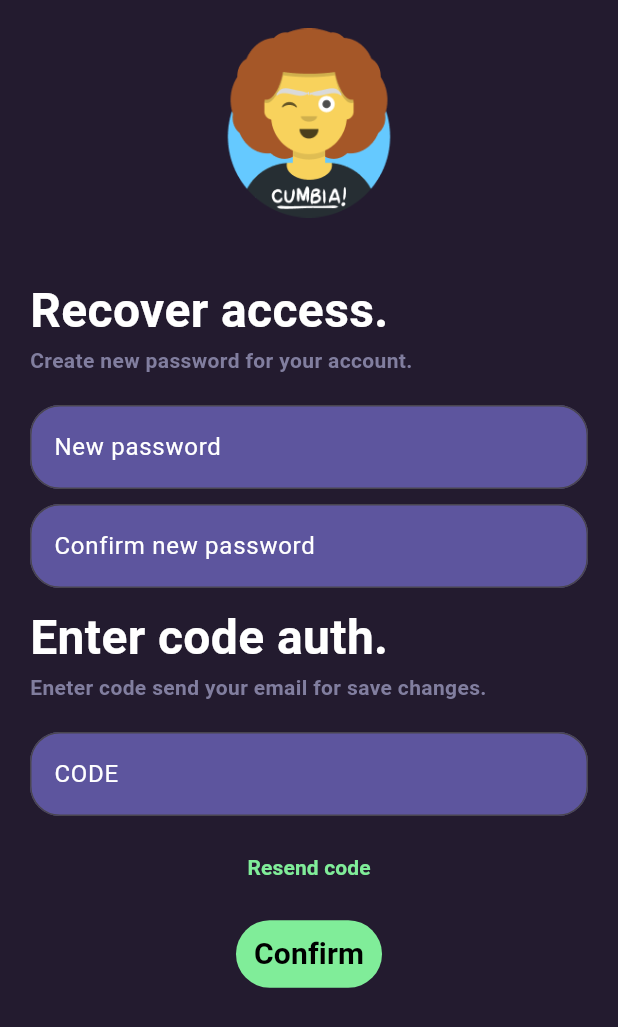
After one commit to AndySSantos/safFrontend, a Flutter app: the ChangePasswordPage screen opened by its route, after a tap on "Resend code", on a phone screen of 412 x 824 dp. The commit adds this screen. Shown: the top 1027 px of the screen. Run offline on Flutter 3.47's test engine with Material 3 defaults, Android fonts, the phone set to English and light mode, and no system bars; our stand-ins replace flutter_easyloading, get, get_storage; missing offline and left inert: dart:js_util; accounts and stored records are empty; network calls fail; Roboto replaces fonts that are missing (Georgia).

Commit message:
HU-07 frontend terminado

```diff
--- /dev/null
+++ b/lib/app/controllers/change_password_controller.dart
@@ -0,0 +1,111 @@
+import 'package:flutter/material.dart';
+import 'package:get/get.dart';
+import 'package:flutter_easyloading/flutter_easyloading.dart';
+import 'package:get_storage/get_storage.dart';
+import 'package:safuami/app/data/model/error_handler.dart';
+import 'package:safuami/app/data/model/token.dart';
+import 'package:safuami/app/data/repository/login_repository.dart';
+import 'package:safuami/app/routes/pages.dart';
+import 'package:safuami/app/ui/utils/style_utils.dart';
+
+
+class ChangePasswordController extends GetxController {
+
+  final box = GetStorage();
+  // Obtener la altura y el ancho del dispositivo
+  double deviceWidth = 0.0;
+  double deviceHeight = 0.0;
+  int headerHeight = 0; //? (deviceHeight * 0.3).floor();
+  int sectionHeight = 0; //? (deviceHeight * 0.6).floor();
+  int footerHeight = 0; //? (deviceHeight * 0.1).floor();
+
+  TextEditingController passCnt = TextEditingController();
+  TextEditingController confirmPassCnt = TextEditingController();
+  TextEditingController code = TextEditingController();
+
+  LoginRepository repository = LoginRepository();
+
+  @override
+  void onReady() {
+    //fetchApi();
+    //invoqueRepository();
+    super.onReady();
+  }
+
+  ChangePasswordController(Size sizeMobil) {
+    deviceWidth = sizeMobil.width;
+    deviceHeight = sizeMobil.height;
+    headerHeight = (deviceHeight * 0.20).floor();
+    sectionHeight = (deviceHeight * 0.8).floor();
+    footerHeight = (deviceHeight * 0.1).floor();
+  }
+
+  void ChangePasswordRequest(){
+    /**
+     * application logic:
+     * 1. Form fields not empty
+     * 2. Password fields with equal values
+     * 3. The server is requested to change the password, depending on the response, a success or failure message is displayed.
+     */
+    //? 1
+    if (code.text.isEmpty || passCnt.text.isEmpty || confirmPassCnt.text.isEmpty){
+      EasyLoading.showError('Complete los campos para continuar');
+      return;
+    }
+
+    //? 2
+    if(passCnt.text!=confirmPassCnt.text){
+      EasyLoading.showError('Contraseñas distintas');
+      return;
+    }
+
+    //? 3
+    invoqueRepository();
+
+  }
+
+
+  invoqueRepository() async{
+    final userId = box.read('token');
+
+    final body = await repository.patchChangePassword(userId: userId, code: code.text, password: passCnt.text);
+
+    //error handler
+    if (body is ErrorHandler) {
+      if (body.code == 204){
+        Get.close(1);
+        EasyLoading.showSuccess("Contraseña actualizada");
+      }
+      else{
+        EasyLoading.showError(body.message);
+      }
+    }else{
+      EasyLoading.showError("Server error");
+    }
+
+  }
+
+  ResendCode() async{
+    final userId = box.read('token');
+    print(userId);
+    final body = await repository.postChangePassword(userId: userId);
+
+    //error handler
+    if (body is ErrorHandler) {
+
+      EasyLoading.showError(body.message);
+    }
+    else if(body is Token){
+      //* Save token
+      _saveToken(body);
+      EasyLoading.showSuccess('Your code has been send');
+
+    }else{
+      EasyLoading.showError("Server error");
+    }
+
+  }
+  void _saveToken(Token token) {
+    box.write('token', token.userId);
+  }
+}
--- a/lib/app/controllers/login_controller.dart
+++ b/lib/app/controllers/login_controller.dart
@@ -79,4 +79,8 @@ class LoginController extends GetxController {
     box.write('token', token.userId);
   }
 
+  void ForgotPassword(){
+    Get.toNamed(Routes.FORGOT_PASSWORD);
+  }
+
 }
--- a/lib/app/controllers/profile_controller.dart
+++ b/lib/app/controllers/profile_controller.dart
@@ -58,9 +58,10 @@ class ProfileController extends GetxController {
       if (!condition) {
         invoqueRepository();
         Get.close(1);
+        return;
       }
 
-      //EasyLoading.showInfo('Guardando cambios');
+      EasyLoading.showInfo('Guardando cambios');
       //Get.toNamed(Routes.HOME);
       Get.close(1);
     }
--- a/lib/app/data/provider/login_provider.dart
+++ b/lib/app/data/provider/login_provider.dart
@@ -3,7 +3,7 @@ import 'package:get/get.dart';
 import 'package:get_storage/get_storage.dart';
 import 'package:safuami/app/data/model/user/credentials.dart';
 
-const baseUrl = 'http://10.0.2.2:8000'; //'http://127.0.0.1:8000'; //endpoint
+const baseUrl = 'http://127.0.0.1:8000';//'http://10.0.2.2:8000'; //'http://127.0.0.1:8000'; //endpoint
 
 class LoginProvider extends GetConnect {
   Future<Response> getResponseServer() async {
@@ -46,6 +46,12 @@ class LoginProvider extends GetConnect {
 
   Future<Response> getProfile({required String userId}) =>
       get('$baseUrl/users/$userId');
+
+  Future<Response> postForgotPassword({required String email}) => post('$baseUrl/forgotPassword',{'email':email});
+
+  Future<Response> patchChangePassword({required String password, required String code, required String userId}) => patch('$baseUrl/users/$userId',{'code':code,'password':password});
+
+
   /**
    * {
   "currentPassword": "panda35",
--- a/lib/app/data/repository/login_repository.dart
+++ b/lib/app/data/repository/login_repository.dart
@@ -137,6 +137,62 @@ class LoginRepository {
     }
   }
 
+  Future<Object> postForgotPassword(
+      {required String email}) async {
+    try {
+      final raw = await loginProvider.postForgotPassword(email: email);
+      final data = raw.body;
+
+      // Verificar el contenido de 'data' y manejar excepciones según los casos
+      if (data.containsKey('token')) {
+        return Token.fromJson(data);
+      } else if (data.containsKey('message') && data.containsKey('code')) {
+        return ErrorHandler.fromJson(data);
+      } else {
+        throw CustomException('Respuesta inesperada del servidor');
+      }
+    } catch (e) {
+      throw CustomException('Error de conexión');
+    }
+  }
+
+  Future<Object> patchChangePassword(
+      {required String userId, required String code, required String password}) async {
+    try {
+      final raw = await loginProvider.patchChangePassword(password: password, code: code, userId: userId);
+      final data = raw.body;
+
+      // Verificar el contenido de 'data' y manejar excepciones según los casos
+      if (data.containsKey('message') && data.containsKey('code')) {
+        return ErrorHandler.fromJson(data);
+      } else {
+        throw CustomException('Respuesta inesperada del servidor');
+      }
+    } catch (e) {
+      throw CustomException('Error de conexión');
+    }
+  }
+
+    Future<Object> postChangePassword(
+      {required String userId}) async {
+    try {
+      final raw = await loginProvider.postForgotPassword(email: userId);
+      final data = raw.body;
+      // Verificar el contenido de 'data' y manejar excepciones según los casos
+      if (data.containsKey('token')) {
+        return Token.fromJson(data);
+      } else if (data.containsKey('message') && data.containsKey('code')) {
+        return ErrorHandler.fromJson(data);
+      } else {
+        throw CustomException('Respuesta inesperada del servidor');
+      }
+    } catch (e) {
+      throw CustomException('Error de conexión');
+    }
+  }
+
+
+
   /*
   final MyApi api;
 
--- a/lib/app/routes/pages.dart
+++ b/lib/app/routes/pages.dart
@@ -1,5 +1,7 @@
 import 'package:get/get.dart';
 import 'package:safuami/app/ui/pages/home/home_page.dart';
+import 'package:safuami/app/ui/pages/login/change_password_page.dart';
+import 'package:safuami/app/ui/pages/login/forgot_password_page.dart';
 import 'package:safuami/app/ui/pages/login/login_page.dart';
 import 'package:safuami/app/ui/pages/profile/profile_page.dart';
 import 'package:safuami/app/ui/pages/signin/check_page.dart';
@@ -16,6 +18,8 @@ abstract class AppPages {
     GetPage(name: Routes.SIGNIN, page:()=> SigninPage(),),
     GetPage(name: Routes.CHECK, page:()=> CheckPage(),),
     GetPage(name: Routes.PROFILE, page:()=> ProfilePage(),),
+    GetPage(name: Routes.FORGOT_PASSWORD, page:()=> ForgotPasswordPage(),),
+    GetPage(name: Routes.CHANGE_PASSWORD, page:()=> ChangePasswordPage(),),
 
   ];
 }
--- a/lib/app/routes/routes.dart
+++ b/lib/app/routes/routes.dart
@@ -7,6 +7,8 @@ abstract class Routes{
   static const SIGNIN = '/signin';
   static const CHECK = '/check';
   static const PROFILE = '/profile';
+  static const CHANGE_PASSWORD = '/change_password';
+  static const FORGOT_PASSWORD = '/forgot_password';
 
 
 }
--- /dev/null
+++ b/lib/app/ui/pages/login/change_password_page.dart
@@ -0,0 +1,208 @@
+import 'package:flutter/material.dart';
+import 'package:get/get.dart';
+import 'package:safuami/app/controllers/change_password_controller.dart';
+import 'package:safuami/app/ui/utils/style_utils.dart';
+
+import 'package:flutter/material.dart';
+import 'package:get/get.dart';
+
+class ChangePasswordPage extends GetView<ChangePasswordController> {
+  @override
+  Widget build(BuildContext context) {
+    // Obtener el tamaño de la pantalla del dispositivo
+    Size screenSize = MediaQuery.of(context).size;
+    return Scaffold(
+      //appBar: AppBar(title: Text('ChangePasswordPage')),
+
+      body: SafeArea(
+        child: GetBuilder<ChangePasswordController>(
+          init: ChangePasswordController(screenSize),
+          builder: (changePasswordCtrl) {
+            return Container(
+              constraints: BoxConstraints.expand(),
+              child: Column(
+                children: [
+                  //*Header
+                  Container(
+                    //padding: const EdgeInsets.all(20),
+                    constraints: BoxConstraints.expand(
+                        height: changePasswordCtrl.headerHeight.toDouble()),
+                    //color:ACC_DENIED,
+                    child: Column(
+                      mainAxisAlignment: MainAxisAlignment.center,
+                      children: [
+                        SizedBox(
+                          child: Image.asset('assets/images/person6.png',),
+                          height: changePasswordCtrl.headerHeight/1.3,
+                          width: changePasswordCtrl.headerHeight/1.3,
+                        ),
+                      ],
+                    ),
+                  ),
+                  //*Section
+                  Container(
+                    padding: const EdgeInsets.all(20),
+                    constraints: BoxConstraints.expand(
+                        height: changePasswordCtrl.sectionHeight.toDouble()),
+                    //color: ACC_PROS,
+                    child: Column(
+                      crossAxisAlignment: CrossAxisAlignment.start,
+                      children: [
+                        const Text(
+                          'Recover access.',
+                          style: TextStyle(
+                              color: UNNOTICED,
+                              fontSize: H1,
+                              fontWeight: FontWeight.bold),
+                        ),
+                        const Text(
+                          'Create new password for your account.',
+                          style: TextStyle(
+                              color: PRIMARY, fontWeight: FontWeight.bold),
+                        ),
+                        const SizedBox(
+                          height: 20,
+                        ),
+
+                        //*Input new password
+                        TextField(
+                          controller: changePasswordCtrl.passCnt,
+                          obscureText: true,
+                          decoration: InputDecoration(
+                            labelText: "New password",
+                            labelStyle: const TextStyle(color: UNNOTICED),
+                            filled: true,
+                            fillColor: FREGISTRY,
+                            //enabledBorder: InputBorder.none,
+                            border: OutlineInputBorder(
+                              borderRadius: BorderRadius.circular(20.0),
+                            ),
+                            //prefixIcon: Image.asset('/assets/images/icon_Mail_.png') ,
+                          ),
+                          style: const TextStyle(color: UNNOTICED),
+                        ),
+                        const SizedBox(
+                          height: 10,
+                        ),
+
+                        //* Input confirmation new password
+                        TextField(
+                          controller: changePasswordCtrl.confirmPassCnt,
+                          obscureText: true,
+                          decoration: InputDecoration(
+                            labelText: "Confirm new password",
+                            labelStyle: const TextStyle(color: UNNOTICED),
+                            filled: true,
+                            fillColor: FREGISTRY,
+                            //enabledBorder: InputBorder.none,
+                            border: OutlineInputBorder(
+                              borderRadius: BorderRadius.circular(20.0),
+                            ),
+                            //prefixIcon: Image.asset('/assets/images/icon_Mail_.png') ,
+                          ),
+                          style: const TextStyle(color: UNNOTICED),
+                        ),
+                        const SizedBox(
+                          height: 10,
+                        ),
+                        const Text(
+                          'Enter code auth.',
+                          style: TextStyle(
+                              color: UNNOTICED,
+                              fontSize: H1,
+                              fontWeight: FontWeight.bold),
+                        ),
+                        const Text(
+                          'Eneter code send your email for save changes.',
+                          style: TextStyle(
+                              color: PRIMARY, fontWeight: FontWeight.bold),
+                        ),
+                        const SizedBox(
+                          height: 20,
+                        ),
+
+                        //*Input code
+                        TextField(
+                          controller: changePasswordCtrl.code,
+                          decoration: InputDecoration(
+                            labelText: "CODE",
+                            labelStyle: const TextStyle(color: UNNOTICED),
+                            filled: true,
+                            fillColor: FREGISTRY,
+                            //enabledBorder: InputBorder.none,
+                            border: OutlineInputBorder(
+                              borderRadius: BorderRadius.circular(20.0),
+                            ),
+                            //prefixIcon: Image.asset('/assets/images/icon_Mail_.png') ,
+                          ),
+                          style: const TextStyle(color: UNNOTICED),
+                        ),
+                        const SizedBox(
+                          height: 10,
+                        ),
+                        //?Button Resend code
+                        Row(
+                          mainAxisAlignment: MainAxisAlignment.center,
+                          children: [
+                            TextButton(
+                              onPressed: () {
+                                changePasswordCtrl.ResendCode();
+                              },
+                              child: const Text(
+                                'Resend code',
+                                style: TextStyle(color: SECONDARY,fontWeight: FontWeight.bold),
+                              ),
+                            ),
+                          ],
+                        ),
+                        const SizedBox(
+                          height: 10,
+                        ),
+                        //?Button change password
+                        Row(
+                          mainAxisAlignment: MainAxisAlignment.center,
+                          children: [
+                            //?Button confirm account
+                            TextButton(
+                              onPressed: () {
+                                changePasswordCtrl.ChangePasswordRequest();
+                              },
+                              style: ButtonStyle(
+                                backgroundColor:
+                                    MaterialStateProperty.all(SECONDARY),
+                              ),
+                              child: const Text(
+                                'Confirm',
+                                style: TextStyle(
+                                  color: NORMAL,
+                                  fontSize: H4,
+                                  fontWeight: FontWeight.bold,
+                                ),
+                              ),
+                            ),
+                          ],
+                        ),
+                        const SizedBox(
+                          height: 10,
+                        ),
+
+                      ],
+                    ),
+                  ),
+                  //*Footer
+                  Expanded(
+                    child: Container(
+                      constraints: BoxConstraints.expand(),
+                      //color: ACC_SUCCESFULL,
+                    ),
+                  ),
+                ],
+              ),
+            );
+          },
+        ),
+      ),
+      backgroundColor: BACKGROUND,
+    );
+  }
+}
```
Also changed, not shown: lib/app/bindings/change_password_binding.dart (added, +11 -0 lines), lib/app/bindings/forgot_password_binding.dart (added, +11 -0 lines), lib/app/controllers/forgot_password_controller.dart (added, +93 -0 lines), lib/app/ui/pages/login/forgot_password_page.dart (added, +150 -0 lines), lib/app/ui/pages/login/login_page.dart (+17 -12 lines), assets/images/person5.png (added), assets/images/person6.png (added).
